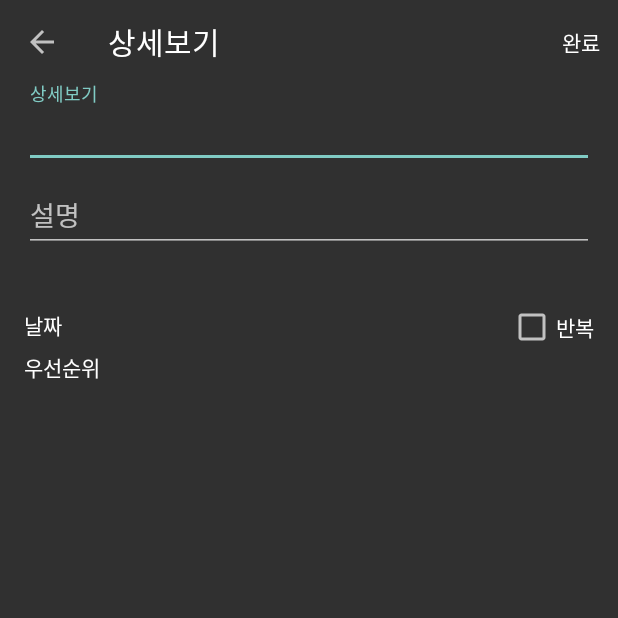
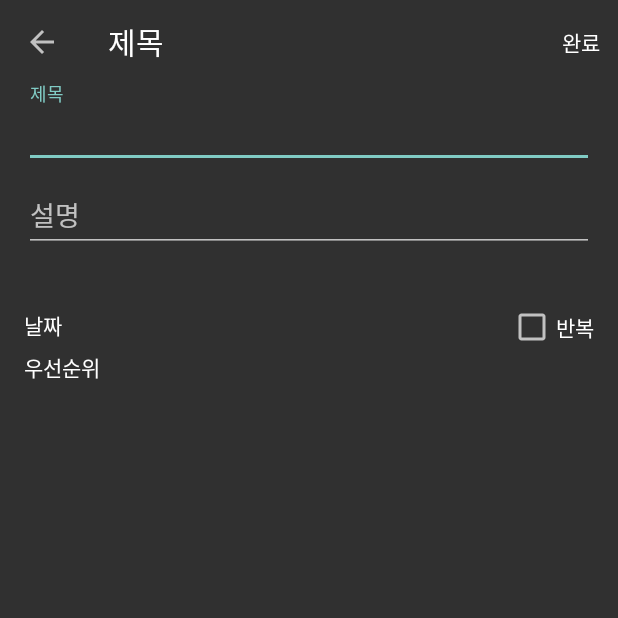
Before and after one commit to depromeet/hackathon-appearance-team, an Android app: the screen it shows after launch (TaskDetailActivity), on a phone screen of 412 x 824 dp, the top half of it. Run offline under Robolectric (Android 15) with nearby library versions, the light colour scheme and no system bars; libraries missing offline, so code that uses them is left out: io.realm; 1 statement that could not run was skipped.

```diff
--- a/app/src/main/res/values/strings.xml
+++ b/app/src/main/res/values/strings.xml
@@ -4,7 +4,7 @@
   <string name="all_finish">완료</string>
 
   <string name="task_detail_label">상세보기</string>
-  <string name="task_detail_title">상세보기</string>
+  <string name="task_detail_title">제목</string>
   <string name="task_detail_desc">설명</string>
   <string name="task_detail_time">시간</string>
   <string name="task_detail_date">날짜</string>
@@ -19,4 +19,5 @@
   <string name="task_priority_very_low">매우 낮음</string>
   <string name="task_priority_push_time">알림 받는 시간</string>
   <string name="task_detail_empty">비어있습니다.</string>
+  <string name="task_detail_error">할 일 추가에 실패했습니다. 다시 시도해주세요.</string>
 </resources>
```
Also changed, not shown: app/src/main/java/com/depromeet/hackthon7th/TaskDetailActivity.kt (+22 -1 lines).
